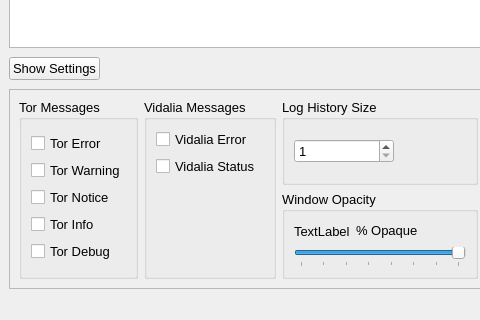
This is src/gui/messagelog/messagelog.ui in a-ilin/vidalia as Qt 5 draws it before an edit; both pictures show x 0 to 480 and y 415 to 735 of the 735 by 735 pixel window. The edited form follows.
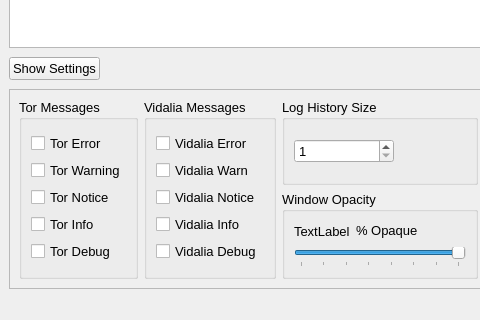
This is the edited form. Icons and pictures are not drawn.

Commit message:
Hide grpVidMessages for now. Will Vidalia have it's own messages? Stay tuned.
svn:r182

The edit to the form file:
```diff
--- a/src/gui/messagelog/messagelog.ui
+++ b/src/gui/messagelog/messagelog.ui
@@ -319,25 +319,42 @@
                <string/>
               </property>
               <property name="text" >
-               <string>Vidalia Status</string>
+               <string>Vidalia Warn</string>
+              </property>
+             </widget>
+            </item>
+            <item>
+             <widget class="QCheckBox" name="chkVidNote" >
+              <property name="contextMenuPolicy" >
+               <enum>Qt::NoContextMenu</enum>
+              </property>
+              <property name="text" >
+               <string>Vidalia Notice</string>
+              </property>
+             </widget>
+            </item>
+            <item>
+             <widget class="QCheckBox" name="chkVidInfo" >
+              <property name="contextMenuPolicy" >
+               <enum>Qt::NoContextMenu</enum>
+              </property>
+              <property name="text" >
+               <string>Vidalia Info</string>
+              </property>
+             </widget>
+            </item>
+            <item>
+             <widget class="QCheckBox" name="chkVidDebug" >
+              <property name="contextMenuPolicy" >
+               <enum>Qt::NoContextMenu</enum>
+              </property>
+              <property name="text" >
+               <string>Vidalia Debug</string>
               </property>
              </widget>
             </item>
            </layout>
           </item>
-          <item>
-           <spacer>
-            <property name="orientation" >
-             <enum>Qt::Vertical</enum>
-            </property>
-            <property name="sizeHint" >
-             <size>
-              <width>20</width>
-              <height>40</height>
-             </size>
-            </property>
-           </spacer>
-          </item>
          </layout>
         </widget>
        </item>
```
Left out of the diff: 4 changed lines with no effect on the pictures. The commit also changes 2 other files.
